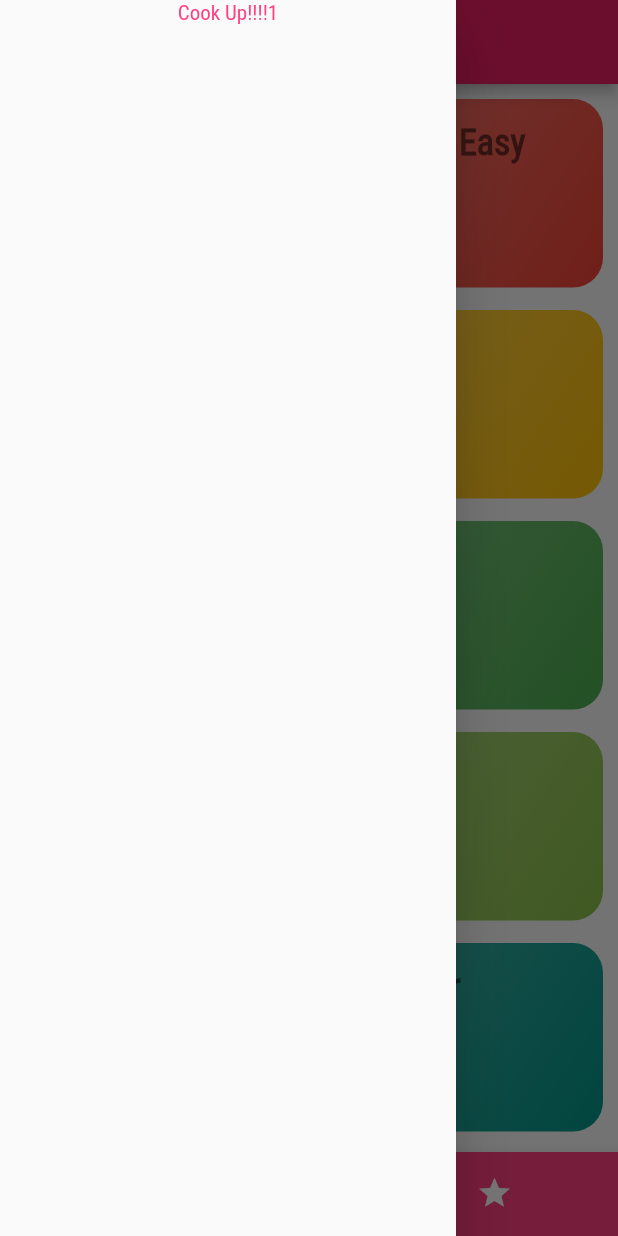
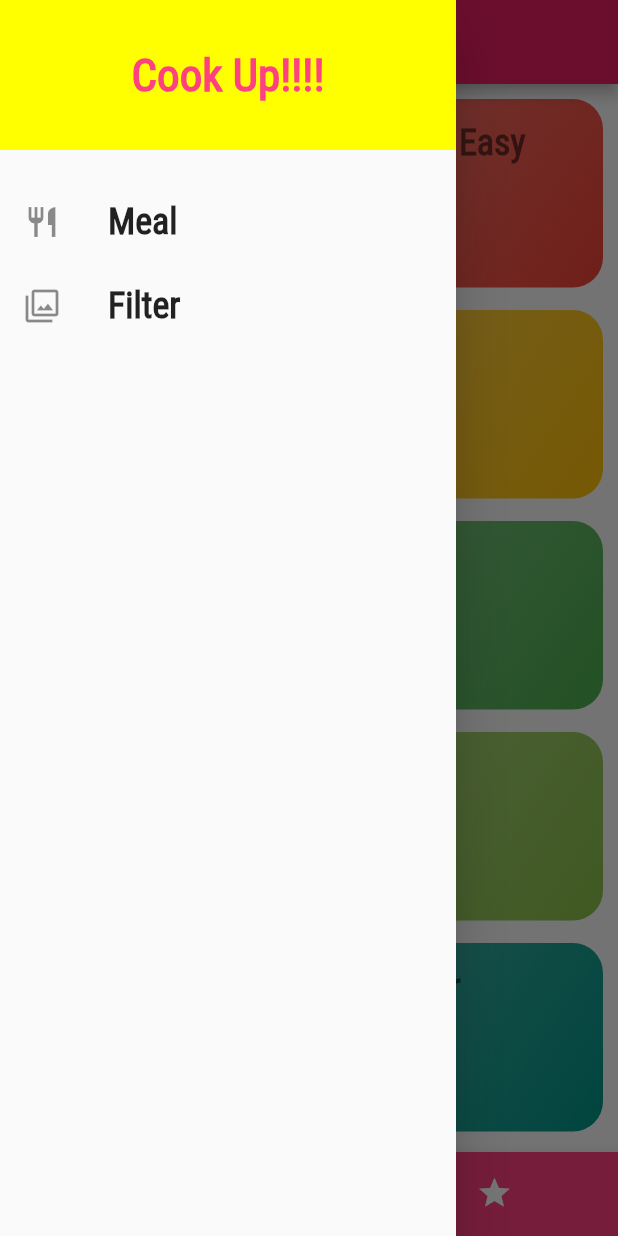
Before and after one commit to dimeprog/SweetMeal, a Flutter app: the screen it shows after launch, with the side drawer open, on a phone screen of 412 x 824 dp. Run offline on Flutter 3.47's test engine with Material 2 defaults, Android fonts, the phone set to English and light mode, and no system bars.

```diff
--- a/sweetmeal/lib/main.dart
+++ b/sweetmeal/lib/main.dart
@@ -1,4 +1,5 @@
 import 'package:flutter/material.dart';
+import './screens/filter_screen.dart';
 import 'package:sweetmeal/screens/tabs_screen.dart';
 import './screens/category_meal_screen.dart';
 import './screens/favourite_screen.dart';
@@ -51,6 +52,7 @@ class MyApp extends StatelessWidget {
         '/': (context) => TabsScreen(),
         CategoryMealScreen.routeName: (context) => CategoryMealScreen(),
         MealDetailScreen.routeName: (context) => MealDetailScreen(),
+        FilterScreen.routeName: (context) => FilterScreen(),
       },
     );
   }
--- /dev/null
+++ b/sweetmeal/lib/screens/filter_screen.dart
@@ -0,0 +1,9 @@
+import 'package:flutter/material.dart';
+
+class FilterScreen extends StatelessWidget {
+  static const routeName = '/flterScreen';
+  @override
+  Widget build(BuildContext context) {
+    return Scaffold();
+  }
+}
--- a/sweetmeal/lib/widget/drawer.dart
+++ b/sweetmeal/lib/widget/drawer.dart
@@ -1,16 +1,56 @@
 import 'package:flutter/material.dart';
+import '../screens/filter_screen.dart';
 
 class MainDrawer extends StatelessWidget {
+  Widget _buildDrawerLink(String title, IconData icon, Function() tapHandler) {
+    return Container(
+      child: ListTile(
+        leading: Icon(
+          icon,
+        ),
+        title: Text(
+          title,
+          style: const TextStyle(
+            fontSize: 24,
+            fontWeight: FontWeight.bold,
+          ),
+        ),
+        onTap: tapHandler,
+      ),
+    );
+  }
+
   @override
   Widget build(BuildContext context) {
     return Drawer(
       child: Column(children: [
         Container(
+          width: double.infinity,
+          height: 100,
+          alignment: Alignment.center,
+          color: Colors.yellowAccent,
           child: const Text(
-            'Cook Up!!!!1',
+            'Cook Up!!!!',
             style: TextStyle(
               color: Colors.pinkAccent,
+              fontSize: 30,
+              fontWeight: FontWeight.w900,
             ),
+          ),
+        ),
+        const SizedBox(
+          height: 20,
+        ),
+        _buildDrawerLink(
+          'Meal',
+          Icons.restaurant,
+          () => Navigator.of(context).pop(),
+        ),
+        _buildDrawerLink(
+          'Filter',
+          Icons.filter,
+          () => Navigator.of(context).pushNamed(
+            FilterScreen.routeName,
           ),
         ),
       ]),
```
